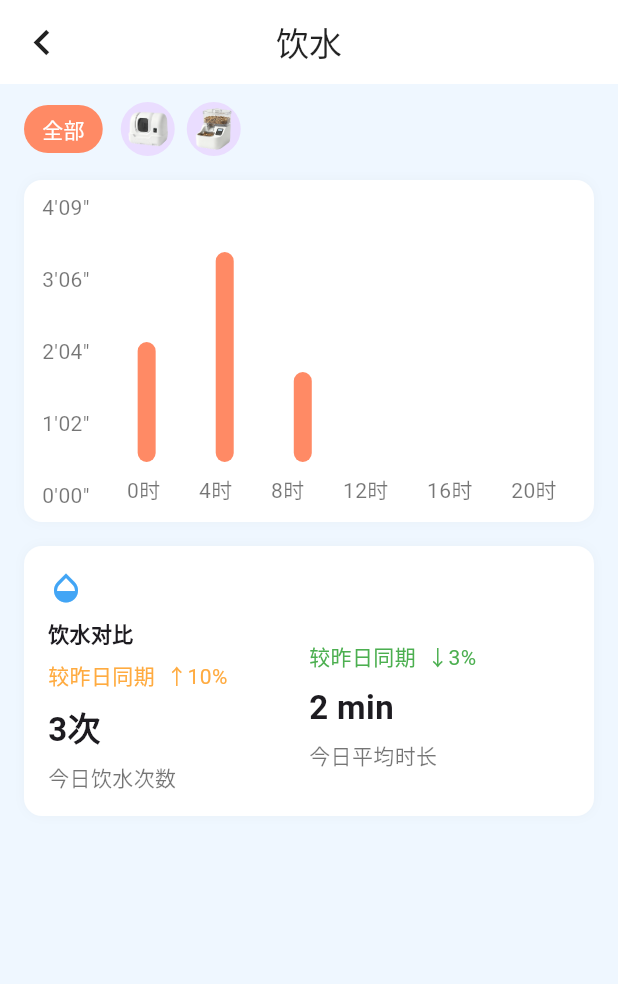
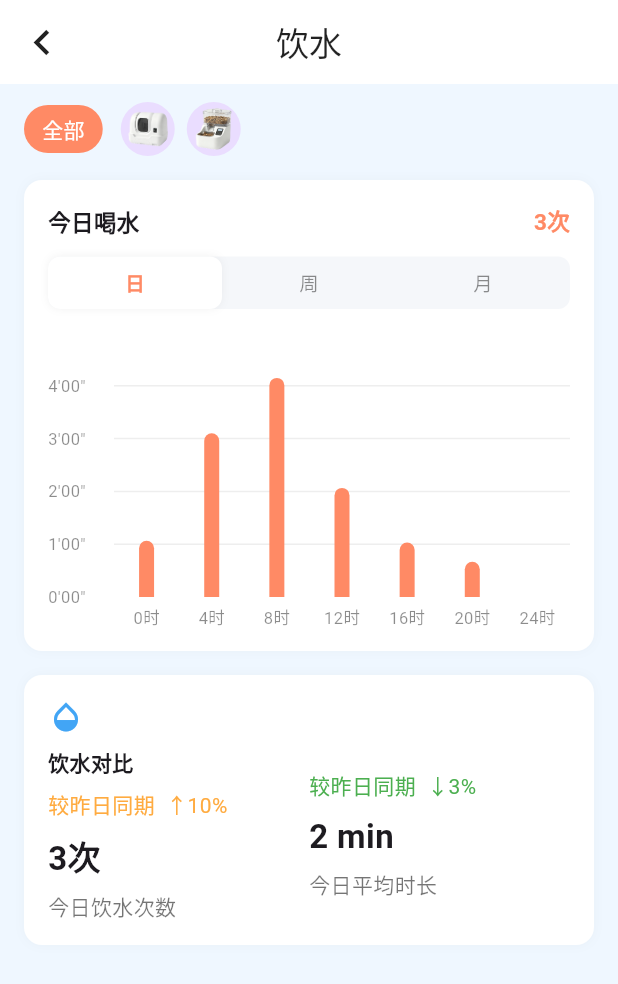
Before and after one commit to 540489889/f_cat, a Flutter app: the WaterPage screen opened directly, on a phone screen of 412 x 824 dp. Shown: the top 984 px of the screen. Run offline on Flutter 3.47's test engine with Material 3 defaults, Android fonts, the light colour scheme and no system bars; drawn by our look-alikes of fl_chart; our stand-ins replace flutter_blue_plus, image_picker, permission_handler, shared_preferences, sign_in_with_apple; missing offline and left inert: ali_auth, simple_ruler_picker, wechat_bridge; accounts and stored records are empty; network calls fail.

Commit message:
feat: 饮水页面使用fl_chart柱状图 + 升级fl_chart到1.2.0

```diff
--- a/lib/pages/information/water.dart
+++ b/lib/pages/information/water.dart
@@ -1,7 +1,36 @@
+import 'package:fl_chart/fl_chart.dart';
 import 'package:flutter/material.dart';
 
-class WaterPage extends StatelessWidget {
+class WaterPage extends StatefulWidget {
   const WaterPage({super.key});
+
+  @override
+  State<WaterPage> createState() => _WaterPageState();
+}
+
+class _WaterPageState extends State<WaterPage> {
+  String _tabSelected = '日';
+
+  // 时间段数据（秒）
+  static const List<Map<String, dynamic>> _dayData = [
+    {'label': '0时', 'value': 64},   // 1'04"
+    {'label': '4时', 'value': 186},  // 3'06"
+    {'label': '8时', 'value': 249},  // 4'09"
+    {'label': '12时', 'value': 124}, // 2'04"
+    {'label': '16时', 'value': 62},  // 1'02"
+    {'label': '20时', 'value': 40},  // 0'40"
+    {'label': '24时', 'value': 0},   // 0'00"
+  ];
+
+  static const _barColor = Color(0xFFFF8A65);
+  static const _maxY = 300.0; // Y轴最大值 5'00"
+  static const _interval = 60.0; // 刻度间隔 1'00"
+
+  String _fmtSec(int sec) {
+    final m = sec ~/ 60;
+    final s = sec % 60;
+    return "$m'${s.toString().padLeft(2, '0')}\"";
+  }
 
   @override
   Widget build(BuildContext context) {
@@ -18,15 +47,16 @@ class WaterPage extends StatelessWidget {
       ),
       backgroundColor: const Color(0xFFEFF7FF),
       body: Padding(
-        padding: const EdgeInsets.symmetric(horizontal: 16.0, vertical: 12.0),
+        padding: const EdgeInsets.symmetric(horizontal: 16, vertical: 12),
         child: Column(
           children: [
+            // 设备筛选行
             Row(
               children: [
                 Container(
                   padding: const EdgeInsets.symmetric(horizontal: 12, vertical: 6),
                   decoration: BoxDecoration(
-                    color: const Color(0xFFFF8A65),
+                    color: _barColor,
                     borderRadius: BorderRadius.circular(20),
                   ),
                   child: const Text('全部', style: TextStyle(color: Colors.white)),
@@ -40,9 +70,10 @@ class WaterPage extends StatelessWidget {
 
             const SizedBox(height: 16),
 
-            // Chart Card
+            // ============ 图表卡片 ============
             Container(
               width: double.infinity,
+              padding: const EdgeInsets.fromLTRB(16, 16, 16, 12),
               decoration: BoxDecoration(
                 color: Colors.white,
                 borderRadius: BorderRadius.circular(12),
@@ -50,85 +81,136 @@ class WaterPage extends StatelessWidget {
               ),
               child: Column(
                 children: [
-                  // tabs
-                  // Container(
-                  //   margin: const EdgeInsets.all(12),
-                  //   padding: const EdgeInsets.symmetric(horizontal: 8, vertical: 6),
-                  //   decoration: BoxDecoration(
-                  //     color: const Color(0xFFF5F7FA),
-                  //     borderRadius: BorderRadius.circular(8),
-                  //   ),
-                  //   child: Row(
-                  //     mainAxisAlignment: MainAxisAlignment.spaceAround,
-                  //     children: const [
-                  //       _TabLabel(label: '日', selected: true),
-                  //       _TabLabel(label: '周', selected: false),
-                  //       _TabLabel(label: '月', selected: false),
-                  //       _TabLabel(label: '年', selected: false),
-                  //     ],
-                  //   ),
-                  // ),
-
-                  Padding(
-                    padding: const EdgeInsets.symmetric(horizontal: 12.0, vertical: 8),
-                    child: Row(
-                      crossAxisAlignment: CrossAxisAlignment.start,
-                      children: [
-                        // left labels
-                        Column(
-                          crossAxisAlignment: CrossAxisAlignment.start,
+                  // 标题行：今日喝水 + 次数
+                  Row(
+                    mainAxisAlignment: MainAxisAlignment.spaceBetween,
                     children: const [
-                            Text("4'09\"", style: TextStyle(color: Colors.black54)),
-                            SizedBox(height: 28),
-                            Text("3'06\"", style: TextStyle(color: Colors.black54)),
-                            SizedBox(height: 28),
-                            Text("2'04\"", style: TextStyle(color: Colors.black54)),
-                            SizedBox(height: 28),
-                            Text("1'02\"", style: TextStyle(color: Colors.black54)),
-                            SizedBox(height: 28),
-                            Text("0'00\"", style: TextStyle(color: Colors.black54)),
+                      Text('今日喝水', style: TextStyle(fontSize: 15, fontWeight: FontWeight.w600)),
+                      Text('3次', style: TextStyle(fontSize: 15, color: _barColor, fontWeight: FontWeight.w600)),
                     ],
                   ),
 
-                        const SizedBox(width: 12),
+                  const SizedBox(height: 12),
 
-                        // bars area
-                        Expanded(
-                          child: Column(
-                            children: [
-                              SizedBox(
-                                height: 180,
+                  // 日/周/月 切换
+                  Container(
+                    decoration: BoxDecoration(
+                      color: const Color(0xFFF5F7FA),
+                      borderRadius: BorderRadius.circular(8),
+                    ),
                     child: Row(
-                                  crossAxisAlignment: CrossAxisAlignment.end,
-                                  mainAxisAlignment: MainAxisAlignment.spaceAround,
-                                  children: const [
-                                    _Bar(height: 80),
-                                    _Bar(height: 140),
-                                    _Bar(height: 60),
-                                    _Bar(height: 0),
-                                    _Bar(height: 0),
-                                    _Bar(height: 0),
-                                  ],
+                      children: ['日', '周', '月'].map((t) {
+                        final selected = _tabSelected == t;
+                        return Expanded(
+                          child: GestureDetector(
+                            onTap: () => setState(() => _tabSelected = t),
+                            child: Container(
+                              padding: const EdgeInsets.symmetric(vertical: 8),
+                              decoration: BoxDecoration(
+                                color: selected ? Colors.white : Colors.transparent,
+                                borderRadius: BorderRadius.circular(8),
+                                boxShadow: selected ? [BoxShadow(color: Colors.black12.withValues(alpha: 0.05), blurRadius: 4)] : null,
+                              ),
+                              alignment: Alignment.center,
+                              child: Text(
+                                t,
+                                style: TextStyle(
+                                  color: selected ? _barColor : Colors.black45,
+                                  fontWeight: selected ? FontWeight.bold : FontWeight.normal,
+                                  fontSize: 13,
+                                ),
+                              ),
+                            ),
+                          ),
+                        );
+                      }).toList(),
                     ),
                   ),
 
-                              const SizedBox(height: 8),
-                              // x labels
-                              Row(
-                                mainAxisAlignment: MainAxisAlignment.spaceAround,
-                                children: const [
-                                  Text('0时', style: TextStyle(color: Colors.black54)),
-                                  Text('4时', style: TextStyle(color: Colors.black54)),
-                                  Text('8时', style: TextStyle(color: Colors.black54)),
-                                  Text('12时', style: TextStyle(color: Colors.black54)),
-                                  Text('16时', style: TextStyle(color: Colors.black54)),
-                                  Text('20时', style: TextStyle(color: Colors.black54)),
-                                ],
+                  const SizedBox(height: 16),
+
+                  // fl_chart 柱状图
+                  SizedBox(
+                    height: 200,
+                    child: BarChart(
+                      BarChartData(
+                        alignment: BarChartAlignment.spaceAround,
+                        maxY: _maxY,
+                        minY: 0,
+                        barTouchData: BarTouchData(
+                          enabled: true,
+                          touchTooltipData: BarTouchTooltipData(
+                            getTooltipItem: (group, groupIndex, rod, rodIndex) {
+                              return BarTooltipItem(
+                                _fmtSec(rod.toY.round()),
+                                const TextStyle(color: Colors.white, fontWeight: FontWeight.bold, fontSize: 12),
+                              );
+                            },
                           ),
-                            ],
+                        ),
+                        titlesData: FlTitlesData(
+                          topTitles: const AxisTitles(sideTitles: SideTitles(showTitles: false)),
+                          rightTitles: const AxisTitles(sideTitles: SideTitles(showTitles: false)),
+                          bottomTitles: AxisTitles(
+                            sideTitles: SideTitles(
+                              showTitles: true,
+                              reservedSize: 24,
+                              getTitlesWidget: (value, meta) {
+                                final i = value.toInt();
+                                if (i < 0 || i >= _dayData.length) return const SizedBox.shrink();
+                                return Padding(
+                                  padding: const EdgeInsets.only(top: 6),
+                                  child: Text(
+                                    _dayData[i]['label'] as String,
+                                    style: const TextStyle(color: Colors.black45, fontSize: 11),
+                                  ),
+                                );
+                              },
+                            ),
+                          ),
+                          leftTitles: AxisTitles(
+                            sideTitles: SideTitles(
+                              showTitles: true,
+                              reservedSize: 44,
+                              interval: _interval,
+                              getTitlesWidget: (value, meta) {
+                                if (value == meta.max) return const SizedBox.shrink();
+                                return Text(
+                                  _fmtSec(value.round()),
+                                  style: const TextStyle(color: Colors.black45, fontSize: 11),
+                                );
+                              },
+                            ),
+                          ),
+                        ),
+                        gridData: FlGridData(
+                          show: true,
+                          drawVerticalLine: false,
+                          horizontalInterval: _interval,
+                          getDrawingHorizontalLine: (value) => FlLine(
+                            color: const Color(0xFFEEEEEE),
+                            strokeWidth: 1,
+                          ),
+                        ),
+                        borderData: FlBorderData(show: false),
+                        barGroups: List.generate(_dayData.length, (i) {
+                          final v = (_dayData[i]['value'] as int).toDouble();
+                          return BarChartGroupData(
+                            x: i,
+                            barRods: [
+                              BarChartRodData(
+                                toY: v,
+                                color: _barColor,
+                                width: 10,
+                                borderRadius: const BorderRadius.only(
+                                  topLeft: Radius.circular(5),
+                                  topRight: Radius.circular(5),
                                 ),
                               ),
                             ],
+                          );
+                        }),
+                      ),
                     ),
                   ),
                 ],
@@ -137,17 +219,16 @@ class WaterPage extends StatelessWidget {
 
             const SizedBox(height: 16),
 
-            // Comparison card
+            // ============ 饮水对比卡片 ============
             Container(
               width: double.infinity,
+              padding: const EdgeInsets.all(16),
               decoration: BoxDecoration(
                 color: Colors.white,
                 borderRadius: BorderRadius.circular(12),
                 boxShadow: [BoxShadow(color: Colors.black12.withValues(alpha: 0.03), blurRadius: 6)],
               ),
-              padding: const EdgeInsets.all(16),
               child: Row(
-                mainAxisAlignment: MainAxisAlignment.spaceBetween,
                 children: [
                   Expanded(
                     child: Column(
@@ -165,7 +246,6 @@ class WaterPage extends StatelessWidget {
                       ],
                     ),
                   ),
-
                   Expanded(
                     child: Column(
                       crossAxisAlignment: CrossAxisAlignment.start,
@@ -190,46 +270,3 @@ class WaterPage extends StatelessWidget {
     );
   }
 }
-
-class _TabLabel extends StatelessWidget {
-  final String label;
-  final bool selected;
-  const _TabLabel({required this.label, required this.selected});
-
-  @override
-  Widget build(BuildContext context) {
-    return Container(
-      padding: const EdgeInsets.symmetric(horizontal: 12, vertical: 6),
-      decoration: BoxDecoration(
-        color: selected ? const Color(0xFFFFFFFF) : Colors.transparent,
-        borderRadius: BorderRadius.circular(8),
-      ),
-      child: Text(label, style: TextStyle(color: selected ? const Color(0xFFFF8A65) : Colors.black54)),
-    );
-  }
-}
-
-class _Bar extends StatelessWidget {
-  final double height;
-  const _Bar({required this.height});
-
-  @override
-  Widget build(BuildContext context) {
-    return Padding(
-      padding: const EdgeInsets.symmetric(horizontal: 4.0),
-      child: Column(
-        mainAxisAlignment: MainAxisAlignment.end,
-        children: [
-          Container(
-            width: 12,
-            height: height,
-            decoration: BoxDecoration(
-              color: const Color(0xFFFF8A65),
-              borderRadius: BorderRadius.circular(6),
-            ),
-          ),
-        ],
-      ),
-    );
-  }
-}
--- a/pubspec.yaml
+++ b/pubspec.yaml
@@ -34,7 +34,7 @@ dependencies:
   # The following adds the Cupertino Icons font to your application.
   # Use with the CupertinoIcons class for iOS style icons.
   cupertino_icons: ^1.0.8
-  fl_chart: ^0.60.0
+  fl_chart: ^1.2.0
   image_picker: ^0.8.7+6
   provider: ^6.0.5
   shared_preferences: ^2.1.1
```
Also changed, not shown: pubspec.lock. Lines whose indentation alone changed are shown as unchanged.
